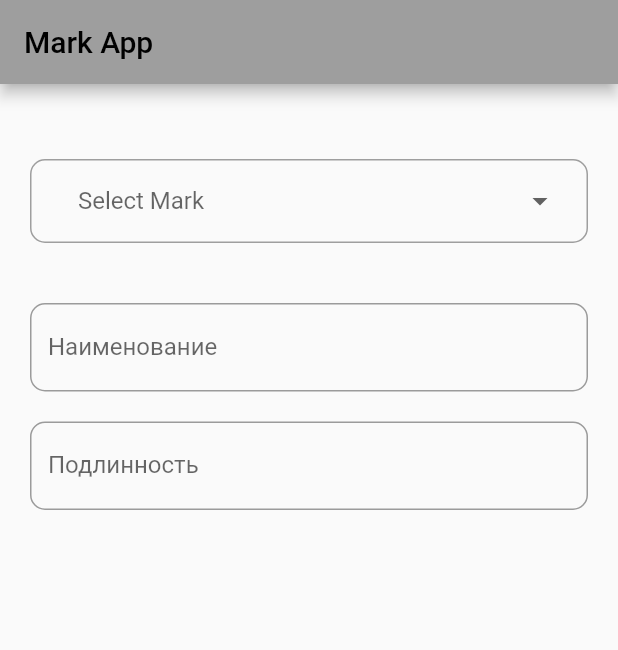
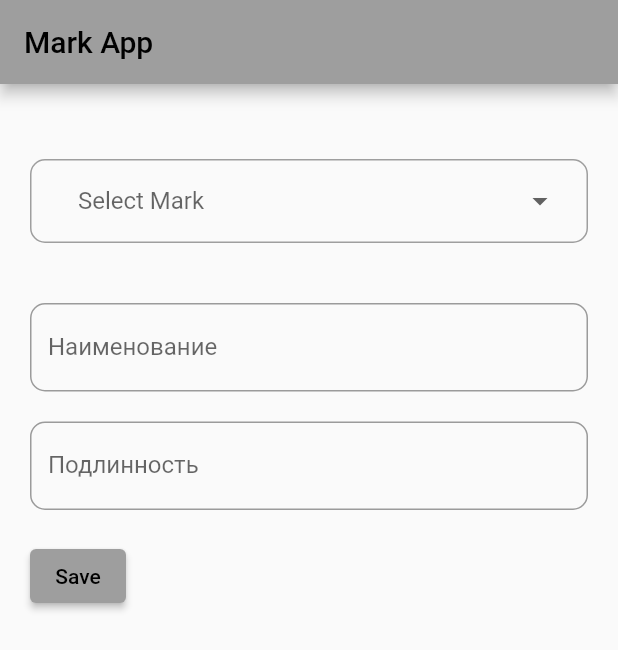
Before and after one commit to infraket/mark_app, a Flutter app: the screen it shows after launch, on a phone screen of 412 x 824 dp. Shown: the top 650 px of the screen. Run offline on Flutter 3.47's test engine with Material 2 defaults, Android fonts, the light colour scheme and no system bars.

Commit message:
add button

```diff
--- a/lib/main.dart
+++ b/lib/main.dart
@@ -70,25 +70,6 @@ class _HomePageState extends State<HomePage> {
       ),
       body: Padding(
         padding: const EdgeInsets.only(top: 50),
-
-
-        // child: Column(
-        //   children: const[
-        //   TextField(
-        //   decoration: InputDecoration(
-        //       border: OutlineInputBorder(),
-        //   labelText: 'Наименование',
-        // ),
-        //   ),
-        //       TextField(
-        //         decoration: InputDecoration(
-        //           border: OutlineInputBorder(),
-        //           labelText: 'Наименование',
-        //         ),
-        //       ),
-        //   ],
-        // ),
-
           child: Wrap (
 
 
@@ -164,7 +145,7 @@ class _HomePageState extends State<HomePage> {
           labelText: 'Наименование',
         ),
       ),
-             SizedBox(
+             const  SizedBox(
                height: 20, // <-- SEE HERE
              ),
              TextField(
@@ -178,6 +159,14 @@ class _HomePageState extends State<HomePage> {
                  labelText: 'Подлинность',
                ),
              ),
+             const SizedBox(
+               height: 20, // <-- SEE HERE
+             ),
+             Row(
+               children: [
+                 ElevatedButton(onPressed: (){}, child: const Text('Save'))
+               ],
+             )
 
       ],
            ),
```
